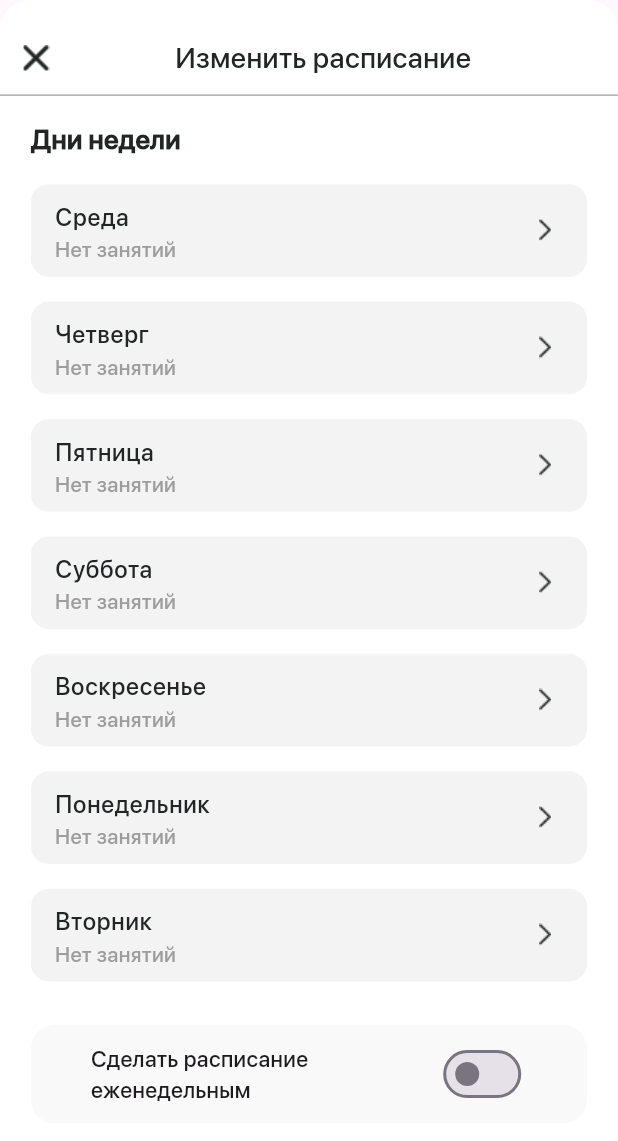
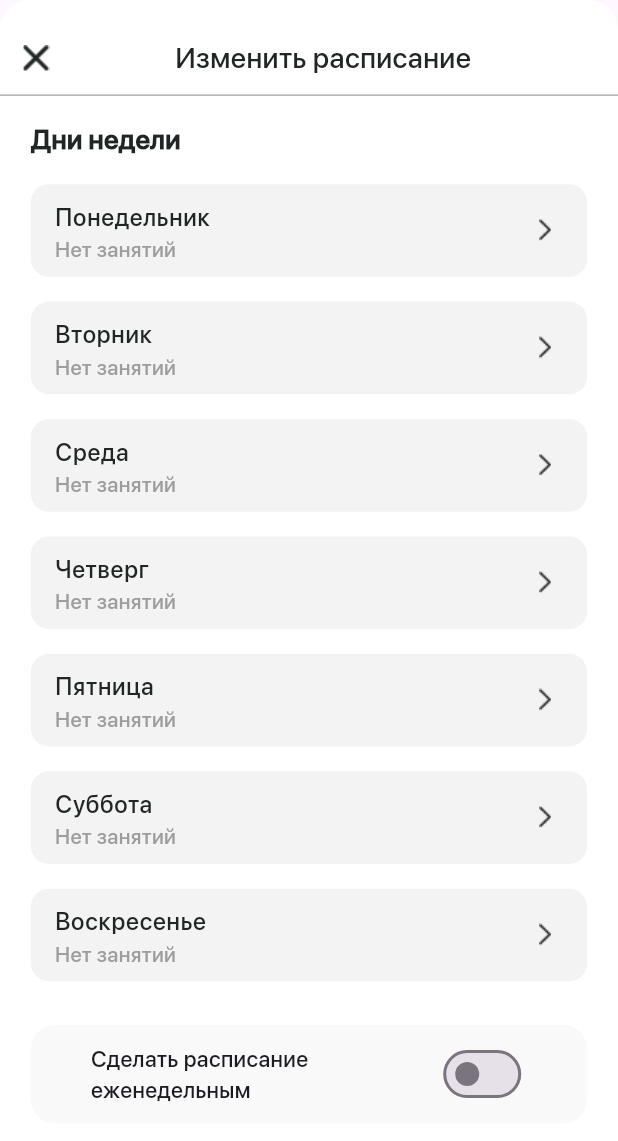
Before and after one commit to Kuzetov-Alexander/school_journal, a Flutter app: the TeacherChangeSchedule widget shown alone on an empty page, opened directly, on a phone screen of 412 x 824 dp. Shown: the top 1141 px of the screen. Run offline on Flutter 3.47's test engine with Material 2 defaults, Android fonts, the phone set to English and light mode, and no system bars; our stand-ins replace dartz, equatable, firebase_auth, firebase_core, firebase_database, flutter_bloc and 3 more; missing offline and left inert: adaptive_action_sheet; accounts and stored records are empty.

Commit message:
updated weeklySchedule

```diff
--- /dev/null
+++ b/lib/extansions/extansions.dart
@@ -0,0 +1,5 @@
+extension StringExtension on String {
+  String capitalize() {
+    return "${this[0].toUpperCase()}${substring(1).toLowerCase()}";
+  }
+}
--- a/lib/features/student_scores/presentation/pages/student_scores.dart
+++ b/lib/features/student_scores/presentation/pages/student_scores.dart
@@ -1,10 +1,10 @@
 import 'package:flutter/cupertino.dart';
 import 'package:flutter/material.dart';
-import 'package:flutter_bloc/flutter_bloc.dart';
+
 import 'package:go_router/go_router.dart';
 import 'package:provider/provider.dart';
 import 'package:school_journal/common/color.dart';
-import 'package:school_journal/features/student_scores/presentation/bloc/scores_page_bloc.dart';
+
 import 'package:school_journal/features/student_scores/presentation/provider/provider_scores.dart';
 import 'package:school_journal/features/student_scores/presentation/widgets/add_student_widget.dart';
 import 'package:school_journal/features/student_scores/presentation/widgets/attestation_widget.dart';
@@ -47,6 +47,7 @@ class LandingPageState extends State<LandingPage> {
     double widthScreen = MediaQuery.of(context).size.width;
     double heightScreen = MediaQuery.of(context).size.height;
     final provider = Provider.of<ProviderScores>(context, listen: false);
+
     return Scaffold(
       appBar: AppBar(
         leading: InkWell(
--- a/lib/features/teacher_groups/Presentation/widgets/change_schedule_widget.dart
+++ b/lib/features/teacher_groups/Presentation/widgets/change_schedule_widget.dart
@@ -2,10 +2,10 @@ import 'dart:io';
 
 import 'package:flutter/cupertino.dart';
 import 'package:flutter/material.dart';
-import 'package:intl/intl.dart';
+
 import 'package:provider/provider.dart';
 import 'package:school_journal/common/color.dart';
-import 'package:school_journal/features/teacher_groups/Presentation/pages/teacher_group.dart';
+
 import 'package:school_journal/features/teacher_groups/Presentation/widgets/change_day_schedule.dart';
 import 'package:school_journal/features/teacher_groups/provider/provider.dart';
 
@@ -21,13 +21,14 @@ class _TeacherChangeScheduleState extends State<TeacherChangeSchedule> {
   Widget build(BuildContext context) {
     double widthScreen = MediaQuery.of(context).size.width;
     double heightScreen = MediaQuery.of(context).size.height;
-    return Column(mainAxisSize: MainAxisSize.min,
+    ProviderGroup provider = Provider.of<ProviderGroup>(context);
+    return Column(
+      mainAxisSize: MainAxisSize.min,
       children: [
         Container(
           decoration: const BoxDecoration(
               color: Colors.white,
-                  borderRadius:
-                      BorderRadius.vertical(top: Radius.circular(20))),
+              borderRadius: BorderRadius.vertical(top: Radius.circular(20))),
           child: Column(
             children: [
               Padding(
@@ -40,8 +41,7 @@ class _TeacherChangeScheduleState extends State<TeacherChangeSchedule> {
                           Navigator.of(context).pop();
                         },
                         icon: const Image(
-                                image: AssetImage(
-                                    'assets/images/cross_icon.png'))),
+                            image: AssetImage('assets/images/cross_icon.png'))),
                     SizedBox(
                       width: widthScreen / 6,
                     ),
@@ -89,6 +89,7 @@ class _TeacherChangeScheduleState extends State<TeacherChangeSchedule> {
                     itemCount: 7,
                     itemBuilder: (BuildContext context, int index) {
                       return InkWell(
+                        key: UniqueKey(),
                         onTap: () {
                           showModalBottomSheet(
 
@@ -100,9 +101,12 @@ class _TeacherChangeScheduleState extends State<TeacherChangeSchedule> {
                                 ),
                               ),
                               context: context,
-                builder: (context) => const TeacherChangeDaySchedule());
-
-
+                              builder: (context) {
+                                provider.getCurrentlenght(index);
+                                return TeacherChangeDaySchedule(
+                                    index: index,
+                                  ); }
+                                  );
                         },
                         child: Container(
                           decoration: BoxDecoration(
@@ -112,13 +116,7 @@ class _TeacherChangeScheduleState extends State<TeacherChangeSchedule> {
                           width: widthScreen * 0.8,
                           height: heightScreen * 0.075,
                           child: ListTile(
-                                title: Text(
-                                    DateFormat('EEEE', 'ru_RU')
-                                        .format(DateTime.now()
-                                            .add(Duration(days: index+DateTime.now().day
-                                             ))
-                                            )
-                                        .capitalize(),
+                            title: Text(provider.weekdays[index],
                                 style: const TextStyle(
                                     color: AppColors.black212525,
                                     fontWeight: FontWeight.w600)),
@@ -131,8 +129,7 @@ class _TeacherChangeScheduleState extends State<TeacherChangeSchedule> {
                             trailing: const Padding(
                               padding: EdgeInsets.only(top: 15.0),
                               child: Image(
-                                      image: AssetImage(
-                                          'assets/images/arrow.png')),
+                                  image: AssetImage('assets/images/arrow.png')),
                             ),
                             isThreeLine: true,
                           ),
@@ -153,7 +150,7 @@ class _TeacherChangeScheduleState extends State<TeacherChangeSchedule> {
                     mainAxisAlignment: MainAxisAlignment.spaceEvenly,
                     children: [
                       SizedBox(
-                            width: widthScreen*0.5,
+                        width: widthScreen * 0.5,
                         child: Text(
                           'Сделать расписание еженедельным',
                           maxLines: 2,
@@ -165,9 +162,8 @@ class _TeacherChangeScheduleState extends State<TeacherChangeSchedule> {
                       Platform.isIOS
                           ? CupertinoSwitch(
                               activeColor: AppColors.purple,
-                                  value: context
-                                      .watch<ProviderGroup>()
-                                      .saveSchedule,
+                              value:
+                                  context.watch<ProviderGroup>().saveSchedule,
                               onChanged: (value) {
                                 context
                                     .read<ProviderGroup>()
@@ -175,9 +171,8 @@ class _TeacherChangeScheduleState extends State<TeacherChangeSchedule> {
                               },
                             )
                           : Switch(
-                                  value: context
-                                      .watch<ProviderGroup>()
-                                      .saveSchedule,
+                              value:
+                                  context.watch<ProviderGroup>().saveSchedule,
                               onChanged: (value) {
                                 context
                                     .read<ProviderGroup>()
--- a/lib/features/teacher_groups/provider/provider.dart
+++ b/lib/features/teacher_groups/provider/provider.dart
@@ -96,10 +96,6 @@ class ProviderGroup extends ChangeNotifier {
     notifyListeners();
   }
 
-  // void changeColor() {
-  //   isSelected = !isSelected;
-  //   notifyListeners();
-  // }
 
 // Сохраненные переменные времени для экрана Изменить урок
 
@@ -124,4 +120,34 @@ class ProviderGroup extends ChangeNotifier {
 
     notifyListeners();
   }
+
+
+
+// weekly Schedule
+List <String> weekdays = ['Понедельник','Вторник',"Среда","Четверг","Пятница","Суббота","Воскресенье"];
+int lengthWeeklyLessonsList =0;
+Map weeklySchedule = {
+  0:[],
+  1:0,
+  2:0,
+  3:0,
+  4:0,
+  5:0,
+  6:0,
+} ;
+
+void getCurrentlenght (int mapIndex) {
+lengthWeeklyLessonsList = weeklySchedule[mapIndex];
+
 }
+void increaseLength (int mapIndex) {
+  weeklySchedule[mapIndex]++;
+ lengthWeeklyLessonsList = weeklySchedule[mapIndex];
+ lengthWeeklyLessonsList;
+
+  notifyListeners();
+}
+
+
+
+}
--- a/lib/main.dart
+++ b/lib/main.dart
@@ -152,7 +152,7 @@ class MyApp extends StatelessWidget {
           create: (context) =>
               UserProfileRepositoryImpl(dataBase: RemoteDataProfileImpl()),
         ),
-        // RepositoryScores
+
         RepositoryProvider<RepositoryScores>(
           lazy: false,
           create: (context) =>
```
Also changed, not shown: lib/features/autentification/presentation/pages/welcome_page.dart (+5 -5 lines), lib/features/teacher_groups/Presentation/widgets/change_day_schedule.dart (+24 -24 lines). Lines whose indentation alone changed are shown as unchanged.
